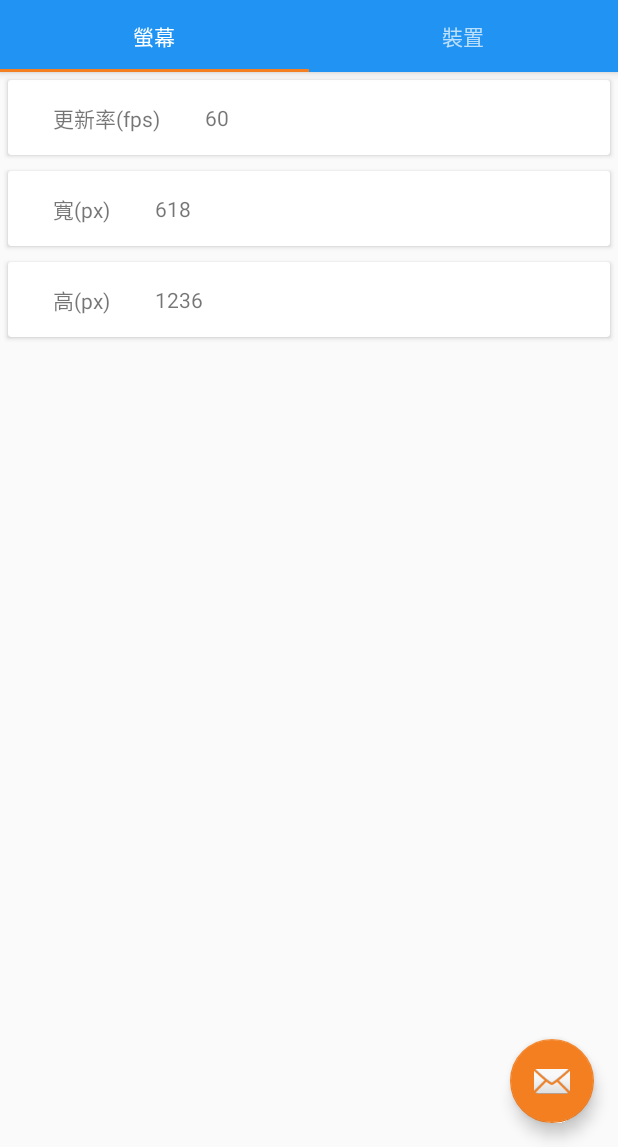
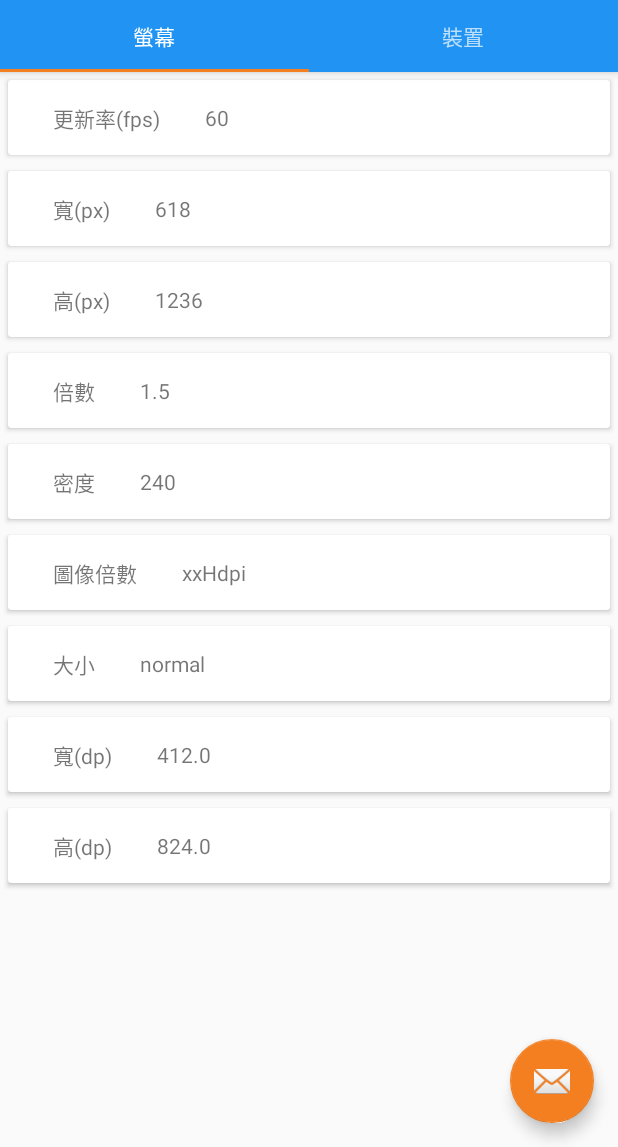
Before and after one commit to fantasy1022/DevelopmentTool, an Android app: the screen it shows after launch (MainActivity), on a phone screen of 412 x 824 dp, the part 89-1236 px from its top. Run offline under Robolectric (Android 15) with nearby library versions, the phone set to English and light mode, and no system bars.

Commit message:
Add new screen info items.

```diff
--- a/app/src/main/java/com/fantasyfang/developmenttool/data/ScreenInfo.kt
+++ b/app/src/main/java/com/fantasyfang/developmenttool/data/ScreenInfo.kt
@@ -8,6 +8,13 @@ data class ScreenInfo(val item: Item<ScreenItem, String>)
 
 enum class ScreenItem(val value: Int) {
     REFRESH_RATE(R.string.screen_fresh_rate),
-    WIDTH(R.string.screen_width_px),
-    HEIGHT(R.string.screen_height_px),
+    WIDTH_PX(R.string.screen_width_px),
+    HEIGHT_PX(R.string.screen_height_px),
+    DENSITY(R.string.screen_density),
+    DENSITY_DPI(R.string.screen_screen_dpi),
+    DRAWABLE_DENSITY(R.string.screen_drawable_density),
+    LAYOUT_SIZE(R.string.screen_layout_size),
+    WIDTH_DP(R.string.screen_width_dp),
+    HEIGHT_DP(R.string.screen_height_dp)
+
 }
--- a/app/src/main/java/com/fantasyfang/developmenttool/repository/screen/ScreenInfoLocalDataStore.kt
+++ b/app/src/main/java/com/fantasyfang/developmenttool/repository/screen/ScreenInfoLocalDataStore.kt
@@ -19,6 +19,7 @@ class ScreenInfoLocalDataStore(private val context: Context) : LocalDataStore<Sc
         val metrics = DisplayMetrics()
         display.getMetrics(metrics)
 
+        //TODO: how to get info
         return ScreenUIInfo(
             listOf(
                 ScreenInfo(
@@ -27,8 +28,24 @@ class ScreenInfoLocalDataStore(private val context: Context) : LocalDataStore<Sc
                         display.refreshRate.roundToInt().toString()
                     )
                 ),
-                ScreenInfo(Item(ScreenItem.WIDTH, metrics.widthPixels.toString())),
-                ScreenInfo(Item(ScreenItem.HEIGHT, metrics.heightPixels.toString()))
+                ScreenInfo(Item(ScreenItem.WIDTH_PX, metrics.widthPixels.toString())),
+                ScreenInfo(Item(ScreenItem.HEIGHT_PX, metrics.heightPixels.toString())),
+                ScreenInfo(Item(ScreenItem.DENSITY, metrics.density.toString())),
+                ScreenInfo(Item(ScreenItem.DENSITY_DPI, metrics.densityDpi.toString())),
+                ScreenInfo(Item(ScreenItem.DRAWABLE_DENSITY, "xxHdpi")),//TODO: get right dpi
+                ScreenInfo(Item(ScreenItem.LAYOUT_SIZE, "normal")),//TODO: get layout size
+                ScreenInfo(
+                    Item(
+                        ScreenItem.WIDTH_DP,
+                        (metrics.widthPixels / metrics.density).toString()
+                    )
+                ),
+                ScreenInfo(
+                    Item(
+                        ScreenItem.HEIGHT_DP,
+                        (metrics.heightPixels / metrics.density).toString()
+                    )
+                )
             )
         )
     }
--- a/app/src/main/res/values/strings.xml
+++ b/app/src/main/res/values/strings.xml
@@ -5,5 +5,11 @@
     <string name="screen_fresh_rate">更新率(fps)</string>
     <string name="screen_width_px">寬(px)</string>
     <string name="screen_height_px">高(px)</string>
+    <string name="screen_density">倍數</string>
+    <string name="screen_screen_dpi">密度</string>
+    <string name="screen_drawable_density">圖像倍數</string>
+    <string name="screen_layout_size">大小</string>
+    <string name="screen_width_dp">寬(dp)</string>
+    <string name="screen_height_dp">高(dp)</string>
 
 </resources>
```
Also changed, not shown: 1 other file.
